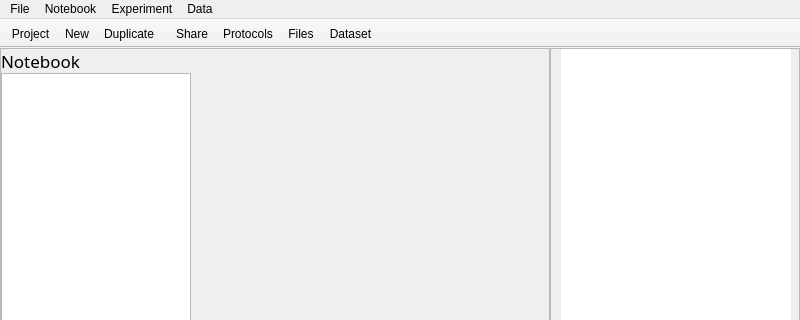
Above: LabNote/ui/qt_ui/mainwindow.ui from drs/LabNote before the change; both pictures show x 0 to 800 and y 0 to 320 of the 800 by 600 pixel window. Below: the same form after it.
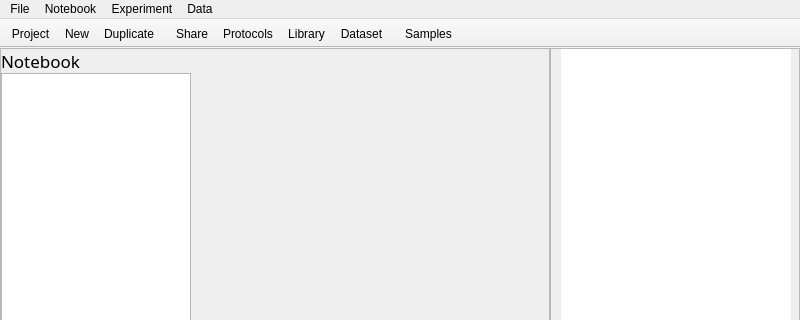
That is the form after the change.

Commit message: Added library and sample toolbar button

Diff of the .ui file:
```diff
--- a/LabNote/ui/qt_ui/mainwindow.ui
+++ b/LabNote/ui/qt_ui/mainwindow.ui
@@ -361,7 +361,7 @@
    </attribute>
    <addaction name="act_share"/>
    <addaction name="act_protocols"/>
-   <addaction name="act_files"/>
+   <addaction name="act_library"/>
    <addaction name="act_dataset"/>
   </widget>
   <widget class="QToolBar" name="search_toolbar">
@@ -383,6 +383,7 @@
    <attribute name="toolBarBreak">
     <bool>false</bool>
    </attribute>
+   <addaction name="act_samples"/>
   </widget>
   <action name="act_new">
    <property name="text">
@@ -451,14 +452,6 @@
     <string>Open protocole window</string>
    </property>
   </action>
-  <action name="act_files">
-   <property name="text">
-    <string>Files</string>
-   </property>
-   <property name="toolTip">
-    <string>Open files window</string>
-   </property>
-  </action>
   <action name="act_dataset">
    <property name="text">
     <string>Dataset</string>
@@ -475,6 +468,22 @@
     <string>Open the project window</string>
    </property>
   </action>
+  <action name="act_library">
+   <property name="text">
+    <string>Library</string>
+   </property>
+   <property name="toolTip">
+    <string>Open library</string>
+   </property>
+  </action>
+  <action name="act_samples">
+   <property name="text">
+    <string>Samples</string>
+   </property>
+   <property name="toolTip">
+    <string>Open samples</string>
+   </property>
+  </action>
  </widget>
  <resources/>
  <connections/>
```
Left out of the diff: 1 changed line with no effect on the pictures. The commit also changes 7 other files.
